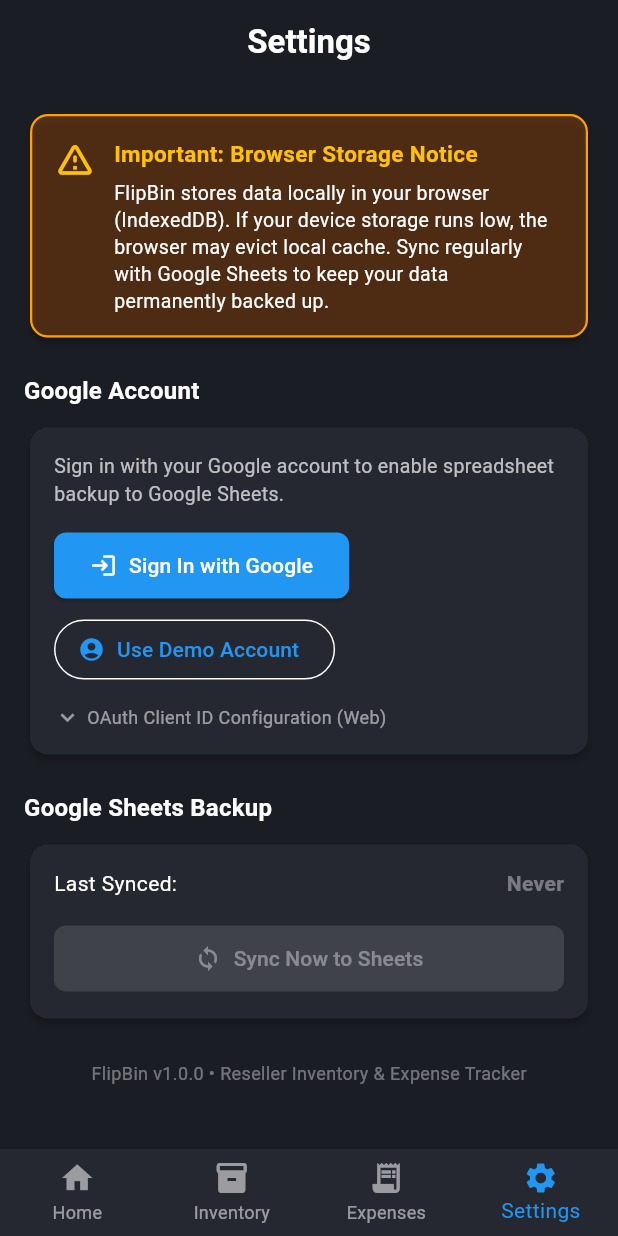
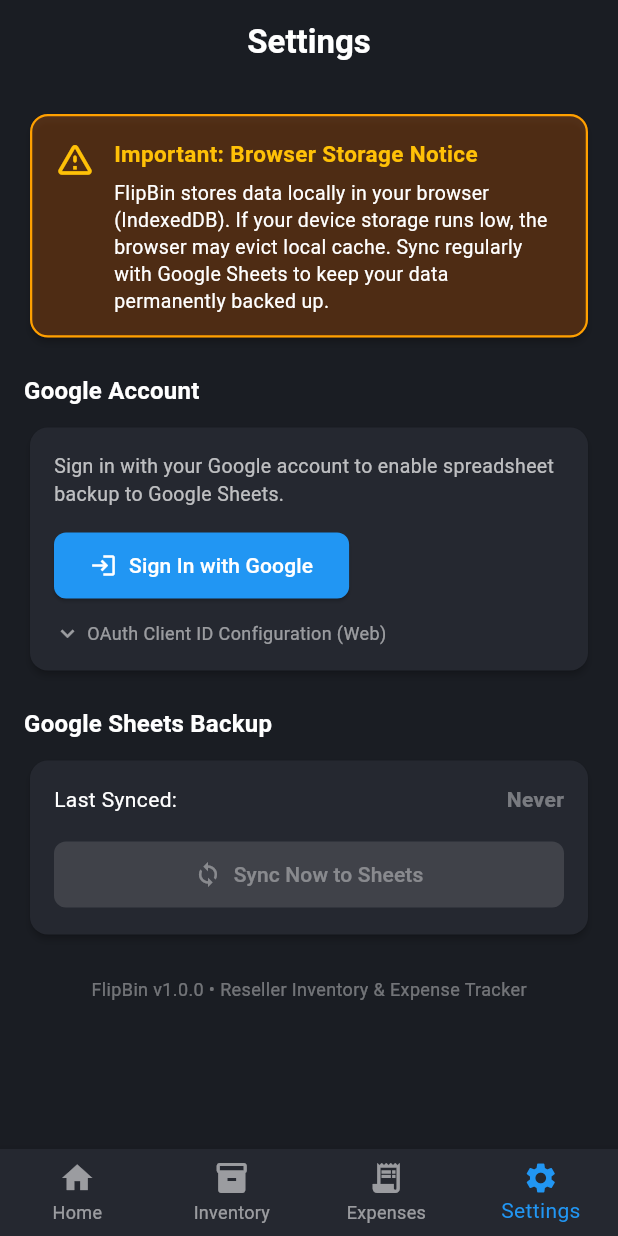
Before and after one commit to pixelbit78/flip-bin, a Flutter app: the SettingsScreen screen opened by its route, on a phone screen of 412 x 824 dp. Run offline on Flutter 3.47's test engine with Material 3 defaults, Android fonts, the phone set to English and light mode, and no system bars; our stand-ins replace dio, drift, flutter_riverpod, go_router, google_sign_in; missing offline and left inert: googleapis, mobile_scanner; accounts and stored records are empty; generated files the repository leaves out were written again.

Commit message:
feat: remove demo account button from settings screen

```diff
--- a/flipbin/lib/screens/settings/settings_screen.dart
+++ b/flipbin/lib/screens/settings/settings_screen.dart
@@ -130,21 +130,10 @@
                             style: TextStyle(color: Colors.white70, fontSize: 13),
                           ),
                           const SizedBox(height: 14),
-                          Wrap(
-                            spacing: 8,
-                            runSpacing: 8,
-                            children: [
-                              ElevatedButton.icon(
-                                onPressed: () => syncNotifier.signIn(),
-                                icon: const Icon(Icons.login),
-                                label: const Text('Sign In with Google'),
-                              ),
-                              OutlinedButton.icon(
-                                onPressed: () => syncNotifier.signInDemo(),
-                                icon: const Icon(Icons.account_circle),
-                                label: const Text('Use Demo Account'),
-                              ),
-                            ],
+                          ElevatedButton.icon(
+                            onPressed: () => syncNotifier.signIn(),
+                            icon: const Icon(Icons.login),
+                            label: const Text('Sign In with Google'),
                           ),
                           const SizedBox(height: 12),
                           InkWell(
```
